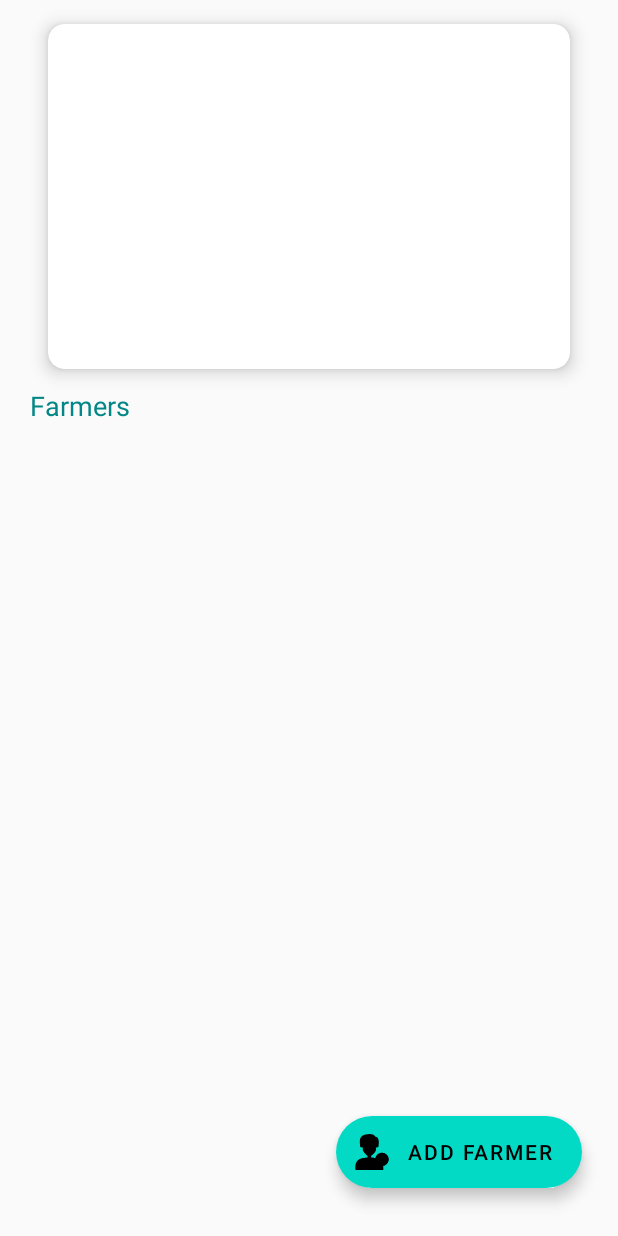
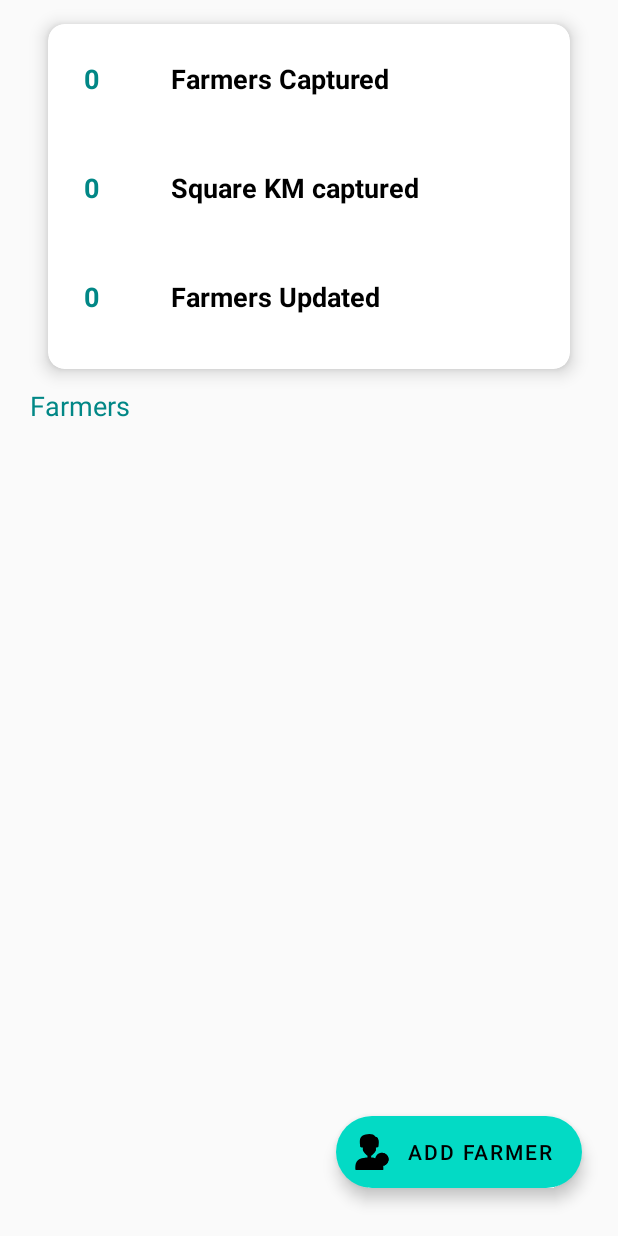
Before and after one commit to petyr47/Tellerium, an Android app: the DashboardActivity screen opened directly, with no data from a screen before it, on a phone screen of 412 x 824 dp. Run offline under Robolectric (Android 15) with nearby library versions, the phone set to English and light mode, and no system bars; our stand-ins replace Room's generated code; pictures from the network do not load; 4 statements that could not run were skipped.

Commit message:
update dashboard stats

```diff
--- a/app/src/main/java/com/aneke/peter/tellerium/dashboard/DashboardActivity.kt
+++ b/app/src/main/java/com/aneke/peter/tellerium/dashboard/DashboardActivity.kt
@@ -34,5 +34,18 @@ class DashboardActivity : AppCompatActivity() {
             }
         })
 
+        viewModel.updated.observe(this, {
+            farmers_updated.text = it
+        })
+
+        viewModel.captured.observe(this, {
+            farmers_captured.text = it
+        })
+
+        viewModel.area.observe(this, {
+            farmers_area.text = it
+        })
+
+
     }
 }
--- a/app/src/main/java/com/aneke/peter/tellerium/dashboard/DashboardViewModel.kt
+++ b/app/src/main/java/com/aneke/peter/tellerium/dashboard/DashboardViewModel.kt
@@ -1,5 +1,7 @@
 package com.aneke.peter.tellerium.dashboard
 
+import androidx.lifecycle.MutableLiveData
+import androidx.lifecycle.Transformations
 import androidx.lifecycle.ViewModel
 import androidx.lifecycle.viewModelScope
 import kotlinx.coroutines.Dispatchers
@@ -9,6 +11,17 @@ class DashboardViewModel(private val repository: DashboardRepository) : ViewMode
 
     val farmers = repository.observeDb()
 
+    val captured = MutableLiveData<String>().apply {
+        value = "0"
+    }
+
+    val area = MutableLiveData<String>().apply {
+        value = "0"
+    }
+
+    val updated = Transformations.map(farmers){it.filter { it.isUpdated }.size.toString()}
+
+
     init {
         viewModelScope.launch(Dispatchers.IO) {
             repository.populateDb()
--- a/app/src/main/res/layout/activity_dashboard.xml
+++ b/app/src/main/res/layout/activity_dashboard.xml
@@ -33,12 +33,12 @@
                 android:orientation="horizontal">
 
                 <TextView
-                    android:id="@+id/farmers_fetched"
+                    android:id="@+id/farmers_captured"
                     android:layout_width="wrap_content"
                     android:layout_height="wrap_content"
                     android:layout_margin="16dp"
                     android:padding="8dp"
-                    tools:text="50"
+                    android:text="50"
                     android:textStyle="bold"
                     android:textColor="@color/teal_700"
                     android:textSize="18sp" />
@@ -48,7 +48,7 @@
                     android:layout_height="wrap_content"
                     android:layout_margin="16dp"
                     android:padding="8dp"
-                    tools:text="Farmers Captured"
+                    android:text="Farmers Captured"
                     android:textStyle="bold"
                     android:textColor="@color/black"
                     android:textSize="18sp" />
@@ -63,12 +63,12 @@
                 android:orientation="horizontal">
 
                 <TextView
-                    android:id="@+id/farmers_captured"
+                    android:id="@+id/farmers_area"
                     android:layout_width="wrap_content"
                     android:layout_height="wrap_content"
                     android:layout_margin="16dp"
                     android:padding="8dp"
-                    tools:text="50"
+                    android:text="0"
                     android:textStyle="bold"
                     android:textColor="@color/teal_700"
                     android:textSize="18sp" />
@@ -78,7 +78,7 @@
                     android:layout_height="wrap_content"
                     android:layout_margin="16dp"
                     android:padding="8dp"
-                    tools:text="Square KM captured"
+                    android:text="Square KM captured"
                     android:textStyle="bold"
                     android:textColor="@color/black"
                     android:textSize="18sp" />
@@ -98,7 +98,7 @@
                     android:layout_height="wrap_content"
                     android:layout_margin="16dp"
                     android:padding="8dp"
-                    tools:text="50"
+                    android:text="0"
                     android:textStyle="bold"
                     android:textColor="@color/teal_700"
                     android:textSize="18sp" />
@@ -108,7 +108,7 @@
                     android:layout_height="wrap_content"
                     android:layout_margin="16dp"
                     android:padding="8dp"
-                    tools:text="Farmers Updated"
+                    android:text="Farmers Updated"
                     android:textStyle="bold"
                     android:textColor="@color/black"
                     android:textSize="18sp" />
```
